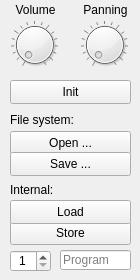
The window that programwidget.ui (Marzac/OPA-Editor) describes before a commit, drawn with Qt 5.
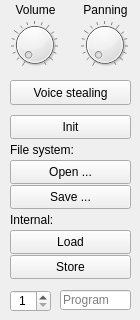
The same window after the commit.

The edit to the form file:
```diff
--- a/programwidget.ui
+++ b/programwidget.ui
@@ -7,7 +7,7 @@
     <x>0</x>
     <y>0</y>
     <width>140</width>
-    <height>280</height>
+    <height>320</height>
    </rect>
   </property>
   <property name="windowTitle">
@@ -36,7 +36,7 @@
    <property name="geometry">
     <rect>
      <x>10</x>
-     <y>152</y>
+     <y>185</y>
      <width>121</width>
      <height>24</height>
     </rect>
@@ -84,7 +84,7 @@
    <property name="geometry">
     <rect>
      <x>10</x>
-     <y>80</y>
+     <y>115</y>
      <width>121</width>
      <height>24</height>
     </rect>
@@ -113,7 +113,7 @@
    <property name="geometry">
     <rect>
      <x>10</x>
-     <y>131</y>
+     <y>160</y>
      <width>121</width>
      <height>24</height>
     </rect>
@@ -126,7 +126,7 @@
    <property name="geometry">
     <rect>
      <x>10</x>
-     <y>221</y>
+     <y>255</y>
      <width>121</width>
      <height>24</height>
     </rect>
@@ -139,7 +139,7 @@
    <property name="geometry">
     <rect>
      <x>10</x>
-     <y>200</y>
+     <y>230</y>
      <width>121</width>
      <height>24</height>
     </rect>
@@ -152,7 +152,7 @@
    <property name="geometry">
     <rect>
      <x>10</x>
-     <y>250</y>
+     <y>290</y>
      <width>41</width>
      <height>22</height>
     </rect>
@@ -164,14 +164,14 @@
     <number>1</number>
    </property>
    <property name="maximum">
-    <number>90</number>
+    <number>104</number>
    </property>
   </widget>
   <widget class="QLabel" name="fileSystemLabel">
    <property name="geometry">
     <rect>
      <x>10</x>
-     <y>110</y>
+     <y>140</y>
      <width>121</width>
      <height>20</height>
     </rect>
@@ -184,7 +184,7 @@
    <property name="geometry">
     <rect>
      <x>10</x>
-     <y>180</y>
+     <y>210</y>
      <width>121</width>
      <height>20</height>
     </rect>
@@ -197,7 +197,7 @@
    <property name="geometry">
     <rect>
      <x>60</x>
-     <y>250</y>
+     <y>290</y>
      <width>71</width>
      <height>20</height>
     </rect>
@@ -212,6 +212,22 @@
     <string>Program</string>
    </property>
   </widget>
+  <widget class="QPushButton" name="stealingButton">
+   <property name="geometry">
+    <rect>
+     <x>10</x>
+     <y>80</y>
+     <width>121</width>
+     <height>25</height>
+    </rect>
+   </property>
+   <property name="text">
+    <string>Voice stealing</string>
+   </property>
+   <property name="checkable">
+    <bool>true</bool>
+   </property>
+  </widget>
   <zorder>openButton</zorder>
   <zorder>volumeDial</zorder>
   <zorder>saveButton</zorder>
```
Left out of the diff: 3 changed lines with no effect on the pictures.
